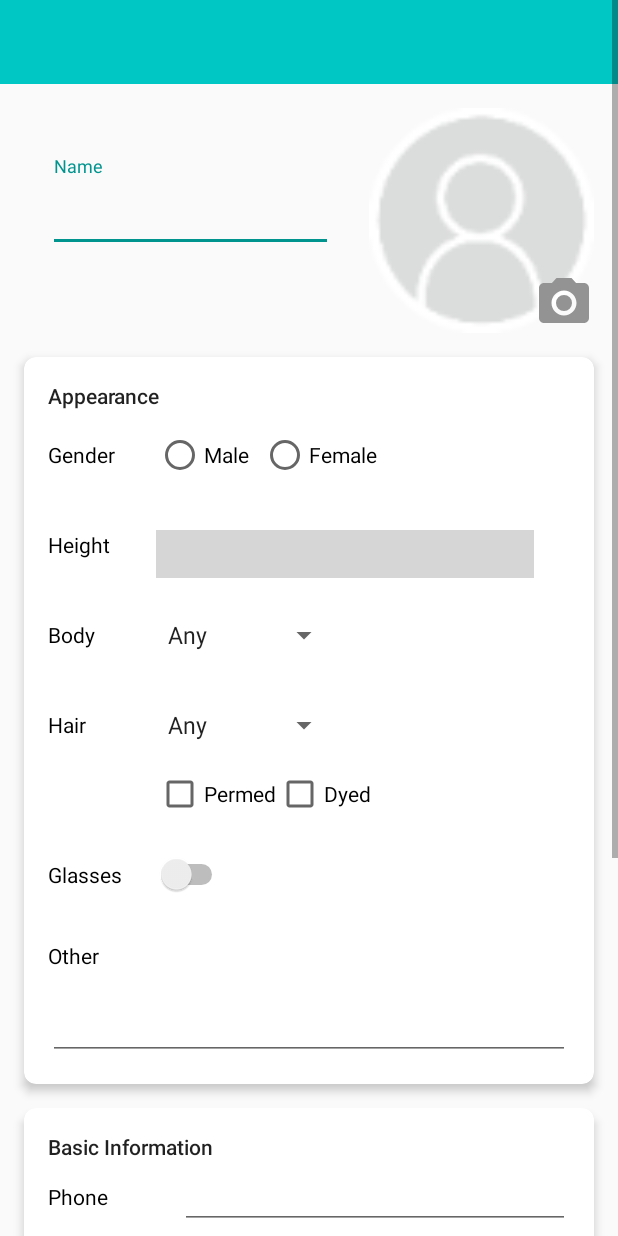
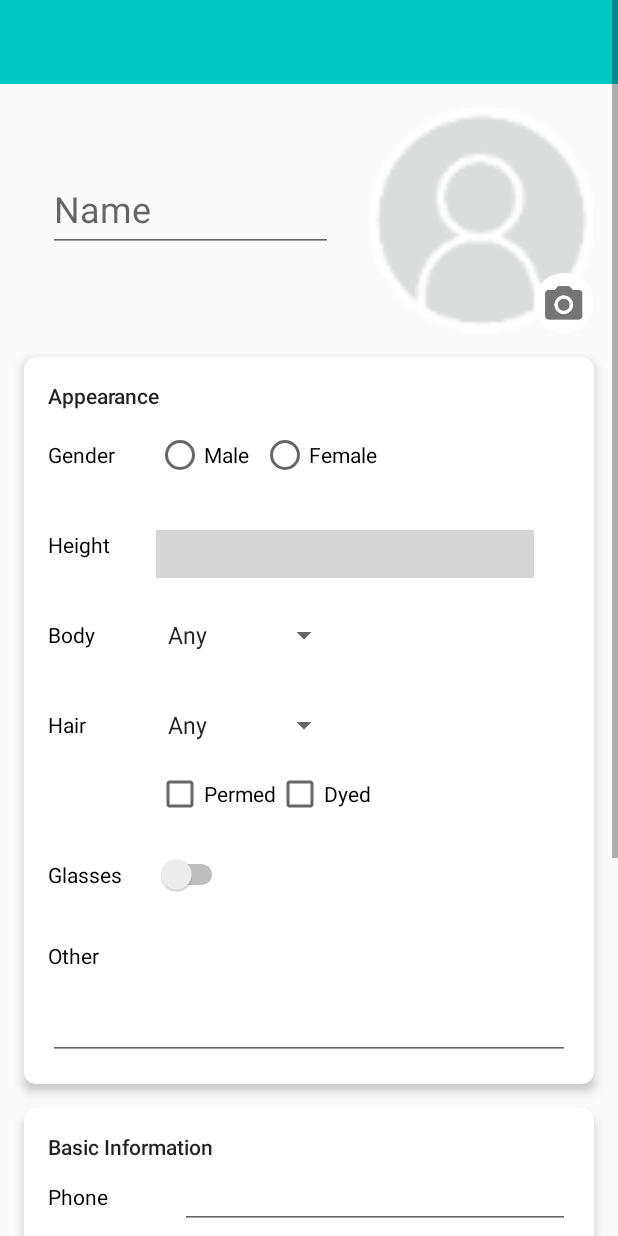
Before and after one commit to IMetU/IMet, an Android app: the layout activity_add_edit.xml on its own in the app's theme, with its tools: preview values and no code run, on a phone screen of 412 x 824 dp. Run offline under Robolectric (Android 15) with nearby library versions, the phone set to English and light mode, and no system bars; plain views replace BubbleSeekBar; grey boxes are pictures that could not be loaded.

Commit message:
searchView & photo image & etName defocus

```diff
--- a/app/src/main/AndroidManifest.xml
+++ b/app/src/main/AndroidManifest.xml
@@ -35,8 +35,7 @@
             android:windowSoftInputMode="stateHidden" />
         <activity android:name=".activity.TakePhoto" />
         <activity android:name=".activity.ImagePreview" />
-        <activity android:name=".activity.AddEditActivity"
-            android:windowSoftInputMode="stateHidden" />
+        <activity android:name=".activity.AddEditActivity" />
     </application>
 
 </manifest>
--- a/app/src/main/res/layout/activity_add_edit.xml
+++ b/app/src/main/res/layout/activity_add_edit.xml
@@ -10,6 +10,7 @@
     <RelativeLayout
         android:layout_width="match_parent"
         android:layout_height="wrap_content"
+        android:focusableInTouchMode="true"
         android:layout_marginBottom="@dimen/activity_vertical_margin">
 
         <include
@@ -37,6 +38,7 @@
                 app:errorEnabled="true">
                 <EditText
                     android:id="@+id/etName"
+                    android:transitionName="nameDetailEdit"
                     android:layout_width="match_parent"
                     android:layout_height="wrap_content"
                     android:maxLines="1"
@@ -67,8 +69,7 @@
                 android:layout_marginLeft="24dp"
                 android:layout_alignBottom="@id/addEditImage"
                 android:layout_alignRight="@id/addEditImage"
-                android:background="@drawable/ic_photo" />
-
+                android:src="@mipmap/photo" />
             </RelativeLayout>
         </LinearLayout>
 
--- a/app/src/main/res/layout/activity_detail.xml
+++ b/app/src/main/res/layout/activity_detail.xml
@@ -24,6 +24,7 @@
 
         <TextView
             android:id="@+id/personName"
+            android:transitionName="nameDetailEdit"
             android:layout_width="wrap_content"
             android:layout_height="wrap_content"
             android:layout_marginTop="@dimen/image_top_margin"
```
Also changed, not shown: app/src/main/java/com/example/imetu/imet/database/DBEngine.java (+7 -0 lines), app/src/main/res/menu/menu_add_edit.xml (+6 -6 lines), app/src/main/java/com/example/imetu/imet/activity/DetailActivity.java (line endings or trailing spaces), app/src/main/res/mipmap-xxxhdpi/photo.png (added).
